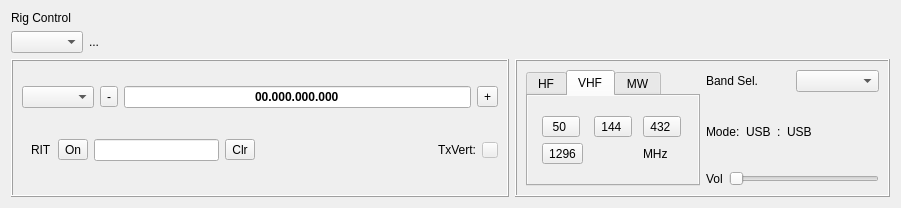
The window that mqt/MqtLogger/rigcontrolframe.ui (Rsclub22/Minos2-Mirror) describes before a commit, drawn with Qt 5.
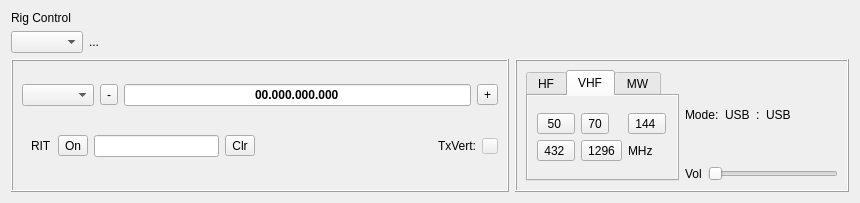
The same window after the commit. The open tabs and pages were chosen to show the change. Custom widgets are drawn as their Qt base class.

Diff of the .ui file:
```diff
--- a/mqt/MqtLogger/rigcontrolframe.ui
+++ b/mqt/MqtLogger/rigcontrolframe.ui
@@ -6,8 +6,8 @@
    <rect>
     <x>0</x>
     <y>0</y>
-    <width>901</width>
-    <height>208</height>
+    <width>860</width>
+    <height>203</height>
    </rect>
   </property>
   <property name="windowTitle">
@@ -284,14 +284,14 @@
         <item>
          <layout class="QHBoxLayout" name="horizontalLayout_10">
           <item>
-           <widget class="QTabWidget" name="tabWidget">
+           <widget class="BandSelTab" name="bandSelTab">
             <property name="autoFillBackground">
              <bool>true</bool>
             </property>
             <property name="currentIndex">
              <number>2</number>
             </property>
-            <widget class="QWidget" name="tab">
+            <widget class="QWidget" name="hfBandSelTab">
              <property name="autoFillBackground">
               <bool>true</bool>
              </property>
@@ -347,7 +347,7 @@
               </item>
              </layout>
             </widget>
-            <widget class="QWidget" name="tab_2">
+            <widget class="QWidget" name="vhfBandSelTab">
              <property name="autoFillBackground">
               <bool>true</bool>
              </property>
@@ -360,7 +360,7 @@
                 <item row="0" column="1">
                  <widget class="QToolButton" name="toolButton_8">
                   <property name="text">
-                   <string>144 </string>
+                   <string>70</string>
                   </property>
                  </widget>
                 </item>
@@ -371,21 +371,28 @@
                   </property>
                  </widget>
                 </item>
-                <item row="0" column="2">
-                 <widget class="QToolButton" name="toolButton_9">
-                  <property name="text">
-                   <string>432 </string>
-                  </property>
-                 </widget>
-                </item>
-                <item row="1" column="0">
-                 <widget class="QToolButton" name="toolButton_10">
+                <item row="2" column="1">
+                 <widget class="QToolButton" name="_1296MHzToolBut">
                   <property name="text">
                    <string>1296</string>
                   </property>
                  </widget>
                 </item>
-                <item row="1" column="2">
+                <item row="2" column="0">
+                 <widget class="QToolButton" name="_432MHzToolBut">
+                  <property name="text">
+                   <string>432 </string>
+                  </property>
+                 </widget>
+                </item>
+                <item row="0" column="2">
+                 <widget class="QToolButton" name="_144MHzToolBut">
+                  <property name="text">
+                   <string>144 </string>
+                  </property>
+                 </widget>
+                </item>
+                <item row="2" column="2">
                  <widget class="QLabel" name="label_5">
                   <property name="text">
                    <string>MHz</string>
@@ -396,7 +403,7 @@
               </item>
              </layout>
             </widget>
-            <widget class="QWidget" name="tab_3">
+            <widget class="QWidget" name="mwBandSelTab">
              <property name="autoFillBackground">
               <bool>true</bool>
              </property>
@@ -452,27 +459,6 @@
           </item>
           <item>
            <layout class="QVBoxLayout" name="verticalLayout_6">
-            <item>
-             <layout class="QHBoxLayout" name="horizontalLayout">
-              <item>
-               <widget class="QLabel" name="bandSellbl">
-                <property name="text">
-                 <string>Band Sel.</string>
-                </property>
-               </widget>
-              </item>
-              <item>
-               <widget class="QComboBox" name="bandSelCombo">
-                <property name="focusPolicy">
-                 <enum>Qt::NoFocus</enum>
-                </property>
-                <property name="sizeAdjustPolicy">
-                 <enum>QComboBox::AdjustToContents</enum>
-                </property>
-               </widget>
-              </item>
-             </layout>
-            </item>
             <item>
              <layout class="QHBoxLayout" name="horizontalLayout_2">
               <item>
@@ -566,6 +552,12 @@
    <extends>QSlider</extends>
    <header>volumeslider.h</header>
   </customwidget>
+  <customwidget>
+   <class>BandSelTab</class>
+   <extends>QTabWidget</extends>
+   <header>bandseltab.h</header>
+   <container>1</container>
+  </customwidget>
  </customwidgets>
  <tabstops>
   <tabstop>bandSelCombo</tabstop>
```
Left out of the diff: 35 changed lines with no effect on the pictures.
